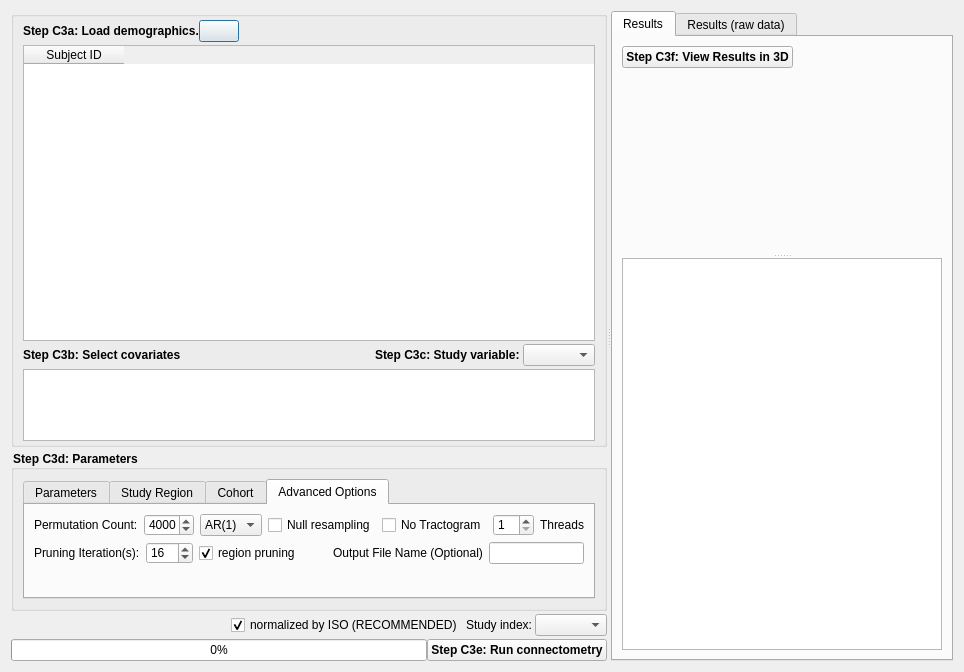
First picture: the form in connectometry/group_connectometry.ui, repository frankyeh/DSI-Studio, before the edit.
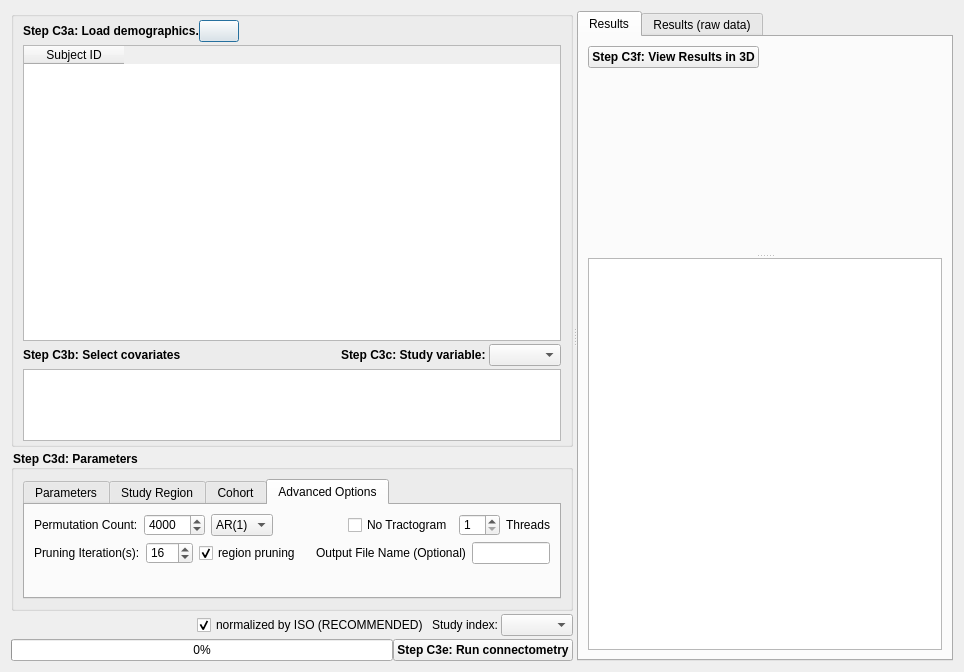
Second picture: the form after the edit. The open tabs and pages were chosen to show the change. Icons and pictures are not drawn.

```diff
--- a/connectometry/group_connectometry.ui
+++ b/connectometry/group_connectometry.ui
@@ -1005,16 +1005,6 @@
                   </item>
                  </widget>
                 </item>
-                <item>
-                 <widget class="QCheckBox" name="fmri_null">
-                  <property name="toolTip">
-                   <string>fMRI: wild-bootstrap null for FDR</string>
-                  </property>
-                  <property name="text">
-                   <string>Null resampling</string>
-                  </property>
-                 </widget>
-                </item>
                 <item>
                  <spacer name="horizontalSpacer_8">
                   <property name="orientation">
```
